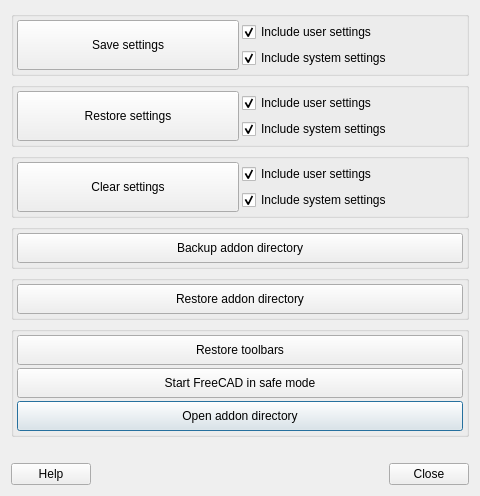
APEbbers/SaveAndRestore, file Resources/ui/ui_Dialog.ui: the form before one commit.
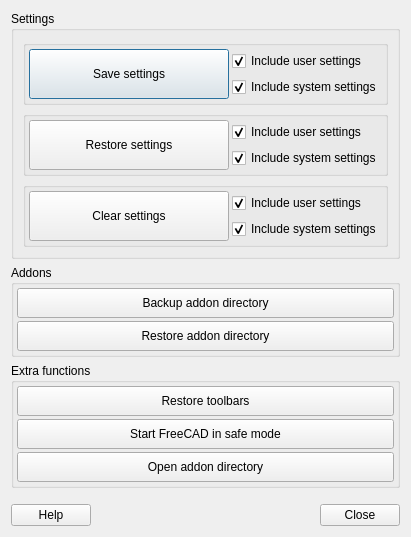
The form after the commit.

```diff
--- a/Resources/ui/ui_Dialog.ui
+++ b/Resources/ui/ui_Dialog.ui
@@ -6,90 +6,134 @@
    <rect>
     <x>0</x>
     <y>0</y>
-    <width>480</width>
-    <height>496</height>
+    <width>409</width>
+    <height>537</height>
    </rect>
   </property>
   <property name="windowTitle">
    <string>Save and restore</string>
   </property>
+  <layout class="QGridLayout" name="gridLayout_8">
+   <item row="0" column="0">
+    <widget class="QGroupBox" name="groupBox_4">
+     <property name="title">
+      <string>Settings</string>
+     </property>
   <layout class="QGridLayout" name="gridLayout_6">
-   <item row="5" column="0">
-    <widget class="QGroupBox" name="groupBox">
-     <layout class="QGridLayout" name="gridLayout_4">
-      <property name="leftMargin">
-       <number>3</number>
-      </property>
-      <property name="topMargin">
-       <number>3</number>
-      </property>
-      <property name="rightMargin">
-       <number>3</number>
-      </property>
-      <property name="bottomMargin">
-       <number>3</number>
-      </property>
-      <property name="spacing">
-       <number>3</number>
-      </property>
-      <item row="2" column="0">
-       <widget class="QPushButton" name="OpenModDir">
-        <property name="minimumSize">
-         <size>
-          <width>200</width>
-          <height>30</height>
-         </size>
-        </property>
-        <property name="text">
-         <string>Open addon directory</string>
-        </property>
-       </widget>
-      </item>
       <item row="0" column="0">
-       <widget class="QPushButton" name="restoreToolbars">
+       <widget class="QGroupBox" name="groupBox">
+        <layout class="QGridLayout" name="gridLayout">
+         <property name="leftMargin">
+          <number>3</number>
+         </property>
+         <property name="topMargin">
+          <number>3</number>
+         </property>
+         <property name="rightMargin">
+          <number>3</number>
+         </property>
+         <property name="bottomMargin">
+          <number>3</number>
+         </property>
+         <property name="spacing">
+          <number>3</number>
+         </property>
+         <item row="0" column="0" rowspan="2">
+          <widget class="QPushButton" name="saveSettings">
         <property name="minimumSize">
          <size>
           <width>200</width>
-          <height>30</height>
+             <height>50</height>
          </size>
         </property>
         <property name="toolTip">
          <string>Restores all toolbars for every workbench.</string>
         </property>
         <property name="text">
-         <string>Restore toolbars</string>
-        </property>
+            <string>Save settings</string>
+           </property>
+          </widget>
+         </item>
+         <item row="0" column="1">
+          <widget class="QCheckBox" name="IncludeUser_Save">
+           <property name="text">
+            <string>Include user settings</string>
+           </property>
+           <property name="checked">
+            <bool>true</bool>
+           </property>
+          </widget>
+         </item>
+         <item row="1" column="1">
+          <widget class="QCheckBox" name="IncludeSystem_Save">
+           <property name="text">
+            <string>Include system settings</string>
+           </property>
+           <property name="checked">
+            <bool>true</bool>
+           </property>
+          </widget>
+         </item>
+        </layout>
        </widget>
       </item>
       <item row="1" column="0">
-       <widget class="QPushButton" name="startSafeMode">
+       <widget class="QGroupBox" name="groupBox">
+        <layout class="QGridLayout" name="gridLayout_2">
+         <property name="leftMargin">
+          <number>3</number>
+         </property>
+         <property name="topMargin">
+          <number>3</number>
+         </property>
+         <property name="rightMargin">
+          <number>3</number>
+         </property>
+         <property name="bottomMargin">
+          <number>3</number>
+         </property>
+         <property name="spacing">
+          <number>3</number>
+         </property>
+         <item row="0" column="1">
+          <widget class="QCheckBox" name="IncludeUser_Restore">
+           <property name="text">
+            <string>Include user settings</string>
+           </property>
+           <property name="checked">
+            <bool>true</bool>
+           </property>
+          </widget>
+         </item>
+         <item row="0" column="0" rowspan="2">
+          <widget class="QPushButton" name="restoreSettings">
         <property name="minimumSize">
          <size>
           <width>200</width>
-          <height>30</height>
-         </size>
-        </property>
+             <height>50</height>
+            </size>
+           </property>
+           <property name="toolTip">
+            <string>Restore &quot;user.cfg&quot; and &quot;system.cfg&quot; from a backup.</string>
+           </property>
         <property name="text">
-         <string>Start FreeCAD in safe mode</string>
+            <string>Restore settings</string>
+           </property>
+          </widget>
+         </item>
+         <item row="1" column="1">
+          <widget class="QCheckBox" name="IncludeSystem_Restore">
+           <property name="text">
+            <string>Include system settings</string>
+           </property>
+           <property name="checked">
+            <bool>true</bool>
         </property>
        </widget>
       </item>
      </layout>
     </widget>
    </item>
-   <item row="6" column="0">
-    <spacer name="verticalSpacer">
-     <property name="orientation">
-      <enum>Qt::Orientation::Vertical</enum>
-     </property>
-     <property name="sizeHint" stdset="0">
-      <size>
-       <width>20</width>
-       <height>20</height>
-      </size>
-     </property>
-    </spacer>
-   </item>
    <item row="2" column="0">
     <widget class="QGroupBox" name="groupBox_2">
      <layout class="QGridLayout" name="gridLayout_5">
@@ -147,67 +191,13 @@
      </layout>
     </widget>
    </item>
-   <item row="0" column="0">
-    <widget class="QGroupBox" name="groupBox">
-     <layout class="QGridLayout" name="gridLayout">
-      <property name="leftMargin">
-       <number>3</number>
-      </property>
-      <property name="topMargin">
-       <number>3</number>
-      </property>
-      <property name="rightMargin">
-       <number>3</number>
-      </property>
-      <property name="bottomMargin">
-       <number>3</number>
-      </property>
-      <property name="spacing">
-       <number>3</number>
-      </property>
-      <item row="0" column="0" rowspan="2">
-       <widget class="QPushButton" name="saveSettings">
-        <property name="minimumSize">
-         <size>
-          <width>200</width>
-          <height>50</height>
-         </size>
-        </property>
-        <property name="toolTip">
-         <string>Save &quot;user.cfg&quot; and &quot;system.cfg&quot; to a zipfile as backup.</string>
-        </property>
-        <property name="text">
-         <string>Save settings</string>
-        </property>
-       </widget>
-      </item>
-      <item row="0" column="1">
-       <widget class="QCheckBox" name="IncludeUser_Save">
-        <property name="text">
-         <string>Include user settings</string>
-        </property>
-        <property name="checked">
-         <bool>true</bool>
-        </property>
-       </widget>
-      </item>
-      <item row="1" column="1">
-       <widget class="QCheckBox" name="IncludeSystem_Save">
-        <property name="text">
-         <string>Include system settings</string>
-        </property>
-        <property name="checked">
-         <bool>true</bool>
-        </property>
-       </widget>
-      </item>
      </layout>
     </widget>
    </item>
-   <item row="3" column="0">
+   <item row="1" column="0">
     <widget class="QGroupBox" name="groupBox_3">
      <property name="sizePolicy">
-      <sizepolicy hsizetype="Preferred" vsizetype="Fixed">
+      <sizepolicy hsizetype="Preferred" vsizetype="Preferred">
        <horstretch>0</horstretch>
        <verstretch>0</verstretch>
       </sizepolicy>
@@ -215,11 +205,11 @@
      <property name="minimumSize">
       <size>
        <width>0</width>
-       <height>30</height>
+       <height>0</height>
       </size>
      </property>
      <property name="title">
-      <string/>
+      <string>Addons</string>
      </property>
      <layout class="QGridLayout" name="gridLayout_7">
       <property name="leftMargin">
@@ -239,6 +229,12 @@
       </property>
       <item row="0" column="0">
        <widget class="QPushButton" name="BackupMod">
+        <property name="sizePolicy">
+         <sizepolicy hsizetype="Preferred" vsizetype="Fixed">
+          <horstretch>0</horstretch>
+          <verstretch>0</verstretch>
+         </sizepolicy>
+        </property>
         <property name="minimumSize">
          <size>
           <width>200</width>
@@ -250,10 +246,108 @@
         </property>
        </widget>
       </item>
+      <item row="1" column="0">
+       <widget class="QPushButton" name="RestoreMod">
+        <property name="sizePolicy">
+         <sizepolicy hsizetype="Preferred" vsizetype="Fixed">
+          <horstretch>0</horstretch>
+          <verstretch>0</verstretch>
+         </sizepolicy>
+        </property>
+        <property name="minimumSize">
+         <size>
+          <width>200</width>
+          <height>30</height>
+         </size>
+        </property>
+        <property name="text">
+         <string>Restore addon directory</string>
+        </property>
+       </widget>
+      </item>
      </layout>
     </widget>
    </item>
-   <item row="7" column="0">
+   <item row="2" column="0">
+    <widget class="QGroupBox" name="groupBox">
+     <property name="title">
+      <string>Extra functions</string>
+     </property>
+     <layout class="QGridLayout" name="gridLayout_4">
+      <property name="leftMargin">
+       <number>3</number>
+      </property>
+      <property name="topMargin">
+       <number>3</number>
+      </property>
+      <property name="rightMargin">
+       <number>3</number>
+      </property>
+      <property name="bottomMargin">
+       <number>3</number>
+      </property>
+      <property name="spacing">
+       <number>3</number>
+      </property>
+      <item row="2" column="0">
+       <widget class="QPushButton" name="OpenModDir">
+        <property name="minimumSize">
+         <size>
+          <width>200</width>
+          <height>30</height>
+         </size>
+        </property>
+        <property name="text">
+         <string>Open addon directory</string>
+        </property>
+       </widget>
+      </item>
+      <item row="0" column="0">
+       <widget class="QPushButton" name="restoreToolbars">
+        <property name="minimumSize">
+         <size>
+          <width>200</width>
+          <height>30</height>
+         </size>
+        </property>
+        <property name="toolTip">
+         <string>Restores all toolbars for every workbench.</string>
+        </property>
+        <property name="text">
+         <string>Restore toolbars</string>
+        </property>
+       </widget>
+      </item>
+      <item row="1" column="0">
+       <widget class="QPushButton" name="startSafeMode">
+        <property name="minimumSize">
+         <size>
+          <width>200</width>
+          <height>30</height>
+         </size>
+        </property>
+        <property name="text">
+         <string>Start FreeCAD in safe mode</string>
+        </property>
+       </widget>
+      </item>
+     </layout>
+    </widget>
+   </item>
+   <item row="3" column="0">
+    <spacer name="verticalSpacer">
+     <property name="orientation">
+      <enum>Qt::Orientation::Vertical</enum>
+     </property>
+     <property name="sizeHint" stdset="0">
+      <size>
+       <width>20</width>
+       <height>20</height>
+      </size>
+     </property>
+    </spacer>
+   </item>
+   <item row="4" column="0">
     <layout class="QGridLayout" name="gridLayout_3">
      <item row="0" column="1">
       <spacer name="horizontalSpacer">
@@ -284,106 +378,6 @@
      </item>
     </layout>
    </item>
-   <item row="1" column="0">
-    <widget class="QGroupBox" name="groupBox">
-     <layout class="QGridLayout" name="gridLayout_2">
-      <property name="leftMargin">
-       <number>3</number>
-      </property>
-      <property name="topMargin">
-       <number>3</number>
-      </property>
-      <property name="rightMargin">
-       <number>3</number>
-      </property>
-      <property name="bottomMargin">
-       <number>3</number>
-      </property>
-      <property name="spacing">
-       <number>3</number>
-      </property>
-      <item row="0" column="1">
-       <widget class="QCheckBox" name="IncludeUser_Restore">
-        <property name="text">
-         <string>Include user settings</string>
-        </property>
-        <property name="checked">
-         <bool>true</bool>
-        </property>
-       </widget>
-      </item>
-      <item row="0" column="0" rowspan="2">
-       <widget class="QPushButton" name="restoreSettings">
-        <property name="minimumSize">
-         <size>
-          <width>200</width>
-          <height>50</height>
-         </size>
-        </property>
-        <property name="toolTip">
-         <string>Restore &quot;user.cfg&quot; and &quot;system.cfg&quot; from a backup.</string>
-        </property>
-        <property name="text">
-         <string>Restore settings</string>
-        </property>
-       </widget>
-      </item>
-      <item row="1" column="1">
-       <widget class="QCheckBox" name="IncludeSystem_Restore">
-        <property name="text">
-         <string>Include system settings</string>
-        </property>
-        <property name="checked">
-         <bool>true</bool>
-        </property>
-       </widget>
-      </item>
-     </layout>
-    </widget>
-   </item>
-   <item row="4" column="0">
-    <widget class="QGroupBox" name="groupBox_4">
-     <property name="title">
-      <string/>
-     </property>
-     <layout class="QGridLayout" name="gridLayout_8">
-      <property name="leftMargin">
-       <number>3</number>
-      </property>
-      <property name="topMargin">
-       <number>3</number>
-      </property>
-      <property name="rightMargin">
-       <number>3</number>
-      </property>
-      <property name="bottomMargin">
-       <number>3</number>
-      </property>
-      <property name="spacing">
-       <number>3</number>
-      </property>
-      <item row="0" column="0">
-       <widget class="QPushButton" name="RestoreMod">
-        <property name="sizePolicy">
-         <sizepolicy hsizetype="Minimum" vsizetype="Fixed">
-          <horstretch>0</horstretch>
-          <verstretch>0</verstretch>
-         </sizepolicy>
-        </property>
-        <property name="minimumSize">
-         <size>
-          <width>200</width>
-          <height>30</height>
-         </size>
-        </property>
-        <property name="text">
-         <string>Restore addon directory</string>
-        </property>
-       </widget>
-      </item>
-     </layout>
-    </widget>
-   </item>
   </layout>
  </widget>
  <resources/>
```
Left out of the diff: 2 changed lines with no effect on the pictures. Lines whose indentation alone changed are shown as unchanged.
